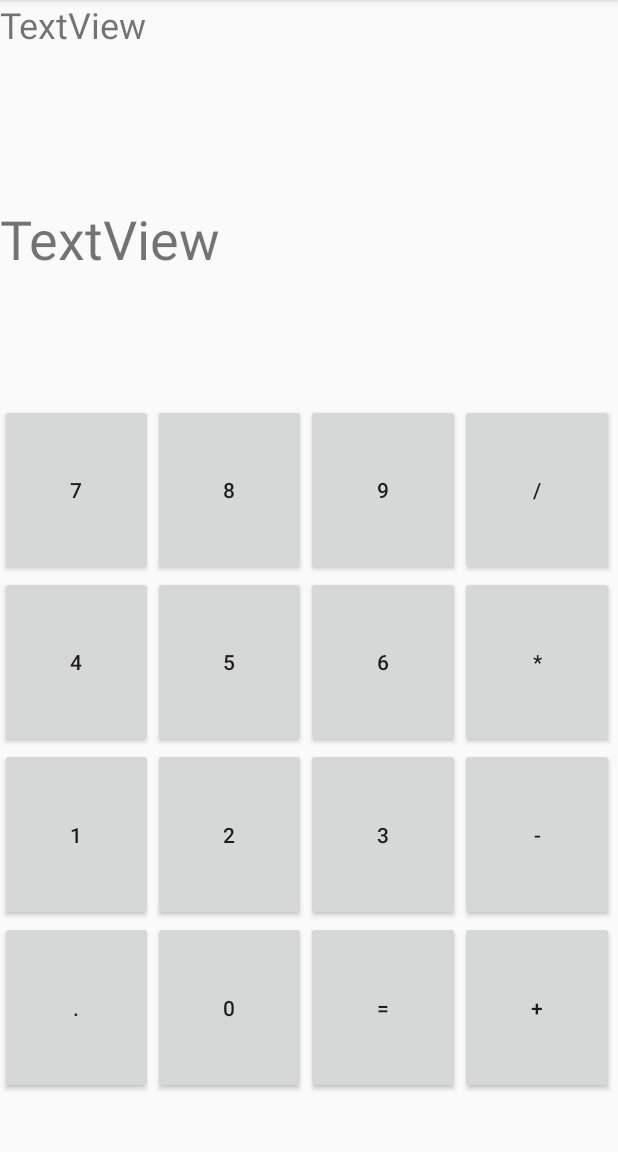
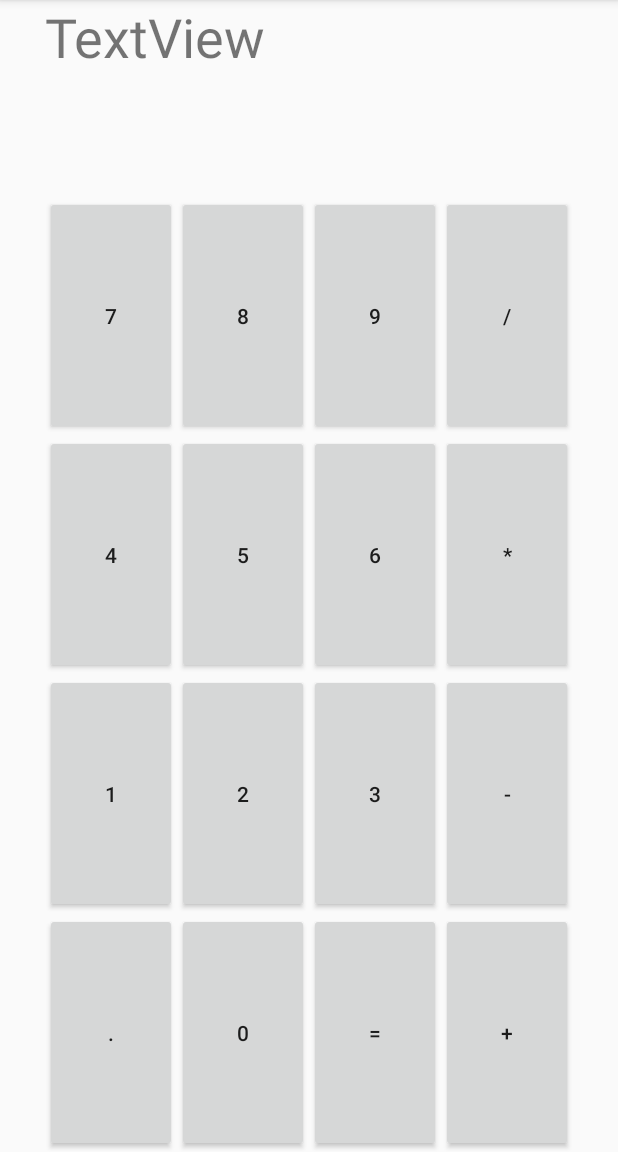
Before and after one commit to sya-ri/Android_Calculator, an Android app: the screen it shows after launch (MainActivity), on a phone screen of 412 x 824 dp, the part 84-1236 px from its top. Run offline under Robolectric (Android 15) with nearby library versions, the phone set to English and light mode, and no system bars.

Commit message:
描画されないバグを修正

```diff
--- a/app/src/main/res/layout/activity_main.xml
+++ b/app/src/main/res/layout/activity_main.xml
@@ -1,25 +1,19 @@
 <?xml version="1.0" encoding="utf-8"?>
 <androidx.constraintlayout.widget.ConstraintLayout xmlns:android="http://schemas.android.com/apk/res/android"
+    xmlns:app="http://schemas.android.com/apk/res-auto"
     xmlns:tools="http://schemas.android.com/tools"
     android:layout_width="match_parent"
     android:layout_height="match_parent"
     tools:context=".MainActivity">
 
     <LinearLayout
-        android:layout_width="409dp"
-        android:layout_height="729dp"
+        android:layout_width="wrap_content"
+        android:layout_height="0dp"
         android:orientation="vertical"
-        tools:layout_editor_absoluteX="1dp"
-        tools:layout_editor_absoluteY="1dp">
-
-        <TextView
-            android:id="@+id/text_formula"
-            android:layout_width="match_parent"
-            android:layout_height="20dp"
-            android:layout_weight="1"
-            android:text="TextView"
-            android:textSize="24sp"
-            tools:text="formula" />
+        app:layout_constraintBottom_toBottomOf="parent"
+        app:layout_constraintEnd_toEndOf="parent"
+        app:layout_constraintStart_toStartOf="parent"
+        app:layout_constraintTop_toTopOf="parent">
 
         <TextView
             android:id="@+id/text_result"
@@ -31,8 +25,8 @@
             tools:text="result" />
 
         <LinearLayout
-            android:layout_width="match_parent"
-            android:layout_height="0dp"
+            android:layout_width="wrap_content"
+            android:layout_height="wrap_content"
             android:layout_weight="1"
             android:orientation="horizontal">
 
@@ -66,8 +60,8 @@
         </LinearLayout>
 
         <LinearLayout
-            android:layout_width="match_parent"
-            android:layout_height="0dp"
+            android:layout_width="wrap_content"
+            android:layout_height="wrap_content"
             android:layout_weight="1"
             android:orientation="horizontal">
 
@@ -101,8 +95,8 @@
         </LinearLayout>
 
         <LinearLayout
-            android:layout_width="match_parent"
-            android:layout_height="0dp"
+            android:layout_width="wrap_content"
+            android:layout_height="wrap_content"
             android:layout_weight="1"
             android:orientation="horizontal">
 
@@ -136,8 +130,8 @@
         </LinearLayout>
 
         <LinearLayout
-            android:layout_width="match_parent"
-            android:layout_height="0dp"
+            android:layout_width="wrap_content"
+            android:layout_height="wrap_content"
             android:layout_weight="1"
             android:orientation="horizontal">
 
```
